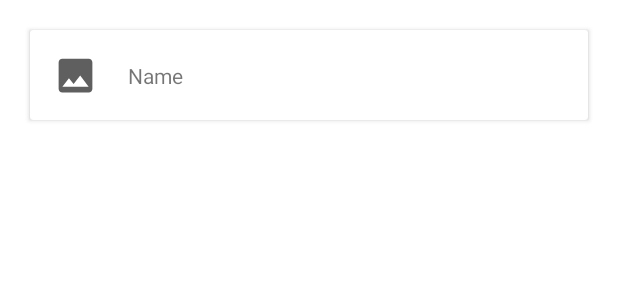
After one commit to Nurullokhon2001/FireBase_Chat_Example, an Android app: the layout item_users.xml on its own in the app's theme, with its tools: preview values and no code run, on a phone screen of 412 x 824 dp. The commit adds this screen. Shown: the top 300 px of the screen. Run offline under Robolectric (Android 15) with nearby library versions, the phone set to English and light mode, and no system bars.

Commit message:
gets user from firebase

```diff
--- a/app/src/main/java/com/example/firebase_chat_example/domain/ChatRepository.kt
+++ b/app/src/main/java/com/example/firebase_chat_example/domain/ChatRepository.kt
@@ -1,6 +1,10 @@
 package com.example.firebase_chat_example.domain
+
+import com.example.firebase_chat_example.domain.model.UserModel
+import com.example.firebase_chat_example.utils.Resource
 
 
 interface ChatRepository {
-    suspend  fun addUser(userName:String)
+    suspend  fun addUser(userModel:UserModel)
+    suspend  fun getUsers(): Resource<List<UserModel>>
 }
--- a/app/src/main/java/com/example/firebase_chat_example/domain/chat_use_case/AddUserUseCase.kt
+++ b/app/src/main/java/com/example/firebase_chat_example/domain/chat_use_case/AddUserUseCase.kt
@@ -1,12 +1,13 @@
 package com.example.firebase_chat_example.domain.chat_use_case
 
 import com.example.firebase_chat_example.domain.ChatRepository
+import com.example.firebase_chat_example.domain.model.UserModel
 import javax.inject.Inject
 
 class AddUserUseCase @Inject constructor(
     private val chatRepository: ChatRepository
 ) {
-    suspend operator fun invoke(userName: String) {
-        chatRepository.addUser( userName)
+    suspend operator fun invoke(userModel: UserModel) {
+        chatRepository.addUser(userModel)
     }
 }
--- a/app/src/main/java/com/example/firebase_chat_example/domain/model/UserModel.kt
+++ b/app/src/main/java/com/example/firebase_chat_example/domain/model/UserModel.kt
@@ -1,5 +1,9 @@
 package com.example.firebase_chat_example.domain.model
 
 data class UserModel(
-    val name: String = "", val email: String = "", val password: String = ""
+    val name: String = "",
+    val email: String = "",
+    val password: String = "",
+    val uid: String = "",
+    val profileImage: String = ""
 )
--- a/app/src/main/java/com/example/firebase_chat_example/presentation/registration/RegistrationViewModel.kt
+++ b/app/src/main/java/com/example/firebase_chat_example/presentation/registration/RegistrationViewModel.kt
@@ -22,15 +22,15 @@ class RegistrationViewModel @Inject constructor(
     private val _signup = MutableLiveData<Resource<FirebaseUser>>()
     val signup: LiveData<Resource<FirebaseUser>> get() = _signup
 
-    fun signupUser(user:UserModel) = viewModelScope.launch {
+    fun signupUser(user: UserModel) = viewModelScope.launch {
         _signup.value = Resource.Loading
         val result = signUpUseCase.invoke(user)
         _signup.value = result
     }
 
-    fun addUserUseCase( userName: String) {
+    fun addUserUseCase(userModel: UserModel) {
         viewModelScope.launch {
-            addUserUseCase.invoke( userName)
+            addUserUseCase.invoke(userModel)
         }
     }
 }
--- /dev/null
+++ b/app/src/main/res/drawable/ic_baseline_image_24.xml
@@ -0,0 +1,5 @@
+<vector android:alpha="0.63" android:height="24dp"
+    android:tint="#000000" android:viewportHeight="24"
+    android:viewportWidth="24" android:width="24dp" xmlns:android="http://schemas.android.com/apk/res/android">
+    <path android:fillColor="@android:color/white" android:pathData="M21,19V5c0,-1.1 -0.9,-2 -2,-2H5c-1.1,0 -2,0.9 -2,2v14c0,1.1 0.9,2 2,2h14c1.1,0 2,-0.9 2,-2zM8.5,13.5l2.5,3.01L14.5,12l4.5,6H5l3.5,-4.5z"/>
+</vector>
--- /dev/null
+++ b/app/src/main/res/layout/item_users.xml
@@ -0,0 +1,37 @@
+<?xml version="1.0" encoding="utf-8"?>
+<androidx.cardview.widget.CardView xmlns:android="http://schemas.android.com/apk/res/android"
+    xmlns:app="http://schemas.android.com/apk/res-auto"
+    xmlns:tools="http://schemas.android.com/tools"
+    android:layout_width="match_parent"
+    android:layout_height="60dp"
+    android:layout_margin="20dp">
+
+    <androidx.constraintlayout.widget.ConstraintLayout
+        android:layout_width="match_parent"
+        android:layout_height="match_parent">
+
+        <ImageView
+            android:id="@+id/user_image"
+            android:layout_width="30dp"
+            android:layout_height="30dp"
+            android:layout_margin="15dp"
+            android:src="@drawable/ic_baseline_image_24"
+            app:layout_constraintBottom_toBottomOf="parent"
+            app:layout_constraintStart_toStartOf="parent"
+            app:layout_constraintTop_toTopOf="parent" />
+
+        <TextView
+            android:id="@+id/user_name"
+            android:layout_width="0dp"
+            android:layout_height="wrap_content"
+            android:layout_marginStart="20dp"
+            app:layout_constraintBottom_toBottomOf="parent"
+            app:layout_constraintEnd_toEndOf="parent"
+            app:layout_constraintStart_toEndOf="@+id/user_image"
+            app:layout_constraintTop_toTopOf="parent"
+            tools:text="Name" />
+
+
+    </androidx.constraintlayout.widget.ConstraintLayout>
+
+</androidx.cardview.widget.CardView>
```
Also changed, not shown: app/src/main/java/com/example/firebase_chat_example/data/ChatRepositoryImpl.kt (+49 -5 lines), app/src/main/java/com/example/firebase_chat_example/domain/chat_use_case/GetUsersUseCase.kt (added, +12 -0 lines), app/src/main/java/com/example/firebase_chat_example/presentation/chat_list/ChatListAdapter.kt (added, +43 -0 lines), app/src/main/java/com/example/firebase_chat_example/presentation/chat_list/ChatListFragment.kt (+31 -0 lines), app/src/main/java/com/example/firebase_chat_example/presentation/chat_list/ChatListViewModel.kt (+16 -3 lines), app/src/main/java/com/example/firebase_chat_example/presentation/registration/RegistrationFragment.kt (+4 -4 lines), app/src/main/res/layout/fragment_chat_list.xml (+12 -4 lines).
